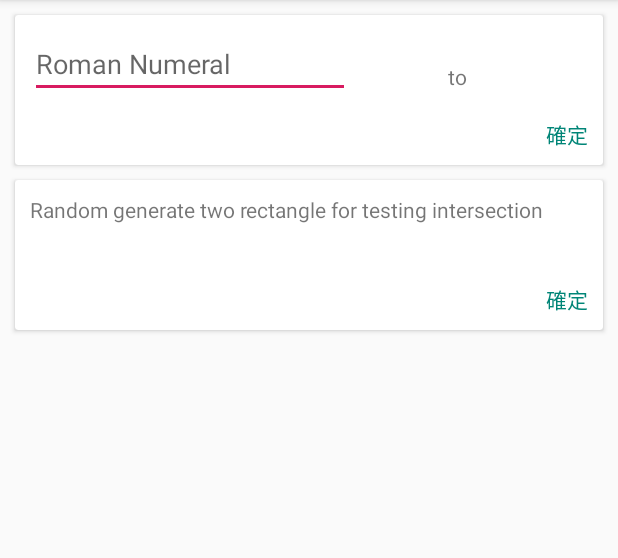
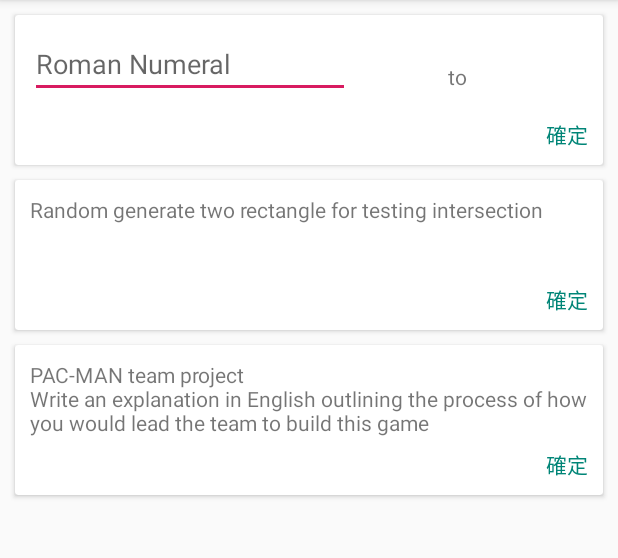
Before and after one commit to ducanh3005/PicCollageQuiz, an Android app: the screen it shows after launch (MainActivity), on a phone screen of 412 x 824 dp, the part 84-642 px from its top. Run offline under Robolectric (Android 15) with nearby library versions, the phone set to English and light mode, and no system bars.

Commit message:
1.add quiz3

```diff
--- a/app/src/main/AndroidManifest.xml
+++ b/app/src/main/AndroidManifest.xml
@@ -16,6 +16,7 @@
                 <category android:name="android.intent.category.LAUNCHER" />
             </intent-filter>
         </activity>
+        <activity android:name=".WebActivity"></activity>
     </application>
 
 </manifest>
--- a/app/src/main/java/com/example/shadow/piccollagequiz/MainActivity.java
+++ b/app/src/main/java/com/example/shadow/piccollagequiz/MainActivity.java
@@ -1,5 +1,8 @@
 package com.example.shadow.piccollagequiz;
 
+import android.annotation.SuppressLint;
+import android.content.Intent;
+import android.net.Uri;
 import android.os.Bundle;
 import android.support.v7.app.AlertDialog;
 import android.support.v7.app.AppCompatActivity;
@@ -26,6 +29,7 @@
         setContentView(R.layout.activity_main);
         findViewById(R.id.tv_quiz01_ok).setOnClickListener(v -> showNumeralsParseResult());
         findViewById(R.id.tv_quiz02_ok).setOnClickListener(v -> showRandomRectangleTest());
+        findViewById(R.id.tv_quiz03_ok).setOnClickListener(v -> showPacManDevFlow());
     }
 
     private void showNumeralsParseResult() {
@@ -43,7 +47,7 @@
 
     private void showRandomRectangleTest() {
         AlertDialog.Builder alertDialog = new AlertDialog.Builder(this);
-        View convertView = getLayoutInflater().inflate(R.layout.layout_list, null);
+        @SuppressLint("InflateParams") View convertView = getLayoutInflater().inflate(R.layout.layout_list, null);
         alertDialog.setView(convertView);
         ListView lv = convertView.findViewById(R.id.lv_content);
         SimpleAdapter adapter = new SimpleAdapter(this, generateTestCases(), R.layout.layout_list_item, new String[]{"rect1", "rect2", "result"}
@@ -59,8 +63,8 @@
             Map<String, String> testcase = new HashMap<>(3);
             Rectangle rectangle1 = randomRectangle(MAX_LENGTH);
             Rectangle rectangle2 = randomRectangle(MAX_LENGTH);
-            testcase.put("rect1", getRectagnleRect(rectangle1));
-            testcase.put("rect2", getRectagnleRect(rectangle2));
+            testcase.put("rect1", getRectangleRect(rectangle1));
+            testcase.put("rect2", getRectangleRect(rectangle2));
             testcase.put("result", String.valueOf(rectangle1.intersecting(rectangle2)).toUpperCase());
             testCases.add(testcase);
         }
@@ -73,8 +77,13 @@
         return new Rectangle(ax, ay, ax + (int) (Math.random() * max_length), ay + (int) (Math.random() * max_length));
     }
 
-    public static String getRectagnleRect(Rectangle rectangle) {
+    public static String getRectangleRect(Rectangle rectangle) {
         int[] rect = rectangle.getRect();
         return "[" + rect[0] + "," + rect[1] + "," + rect[2] + "," + rect[3] + ']';
     }
+
+    private void showPacManDevFlow() {
+        Intent browserIntent = new Intent(Intent.ACTION_VIEW, Uri.parse("https://docs.google.com/document/d/14zS0hcBv4PFJg9irL63kEpVZE41FTI_UFWOazKu1KcQ/edit?usp=sharing"));
+        startActivity(browserIntent);
+    }
 }
--- a/app/src/main/res/layout/activity_main.xml
+++ b/app/src/main/res/layout/activity_main.xml
@@ -7,7 +7,7 @@
     tools:context=".MainActivity">
 
     <android.support.v7.widget.CardView
-        android:id="@+id/cardView"
+        android:id="@+id/cv_quiz1"
         android:layout_width="match_parent"
         android:layout_height="100dp"
         android:layout_margin="10dp"
@@ -67,6 +67,7 @@
     </android.support.v7.widget.CardView>
 
     <android.support.v7.widget.CardView
+        android:id="@+id/cv_quiz2"
         android:layout_width="match_parent"
         android:layout_height="100dp"
         android:layout_margin="10dp"
@@ -74,7 +75,7 @@
         app:layout_constraintEnd_toEndOf="parent"
         app:layout_constraintHorizontal_bias="0.2"
         app:layout_constraintStart_toStartOf="parent"
-        app:layout_constraintTop_toBottomOf="@+id/cardView">
+        app:layout_constraintTop_toBottomOf="@+id/cv_quiz1">
 
         <TextView
             android:id="@+id/textView5"
@@ -94,4 +95,33 @@
             tools:ignore="RtlHardcoded" />
 
     </android.support.v7.widget.CardView>
+
+    <android.support.v7.widget.CardView
+        android:id="@+id/cv_quiz3"
+        android:layout_width="match_parent"
+        android:layout_height="100dp"
+        android:layout_margin="10dp"
+        android:layout_marginTop="58dp"
+        app:layout_constraintEnd_toEndOf="parent"
+        app:layout_constraintHorizontal_bias="1.0"
+        app:layout_constraintStart_toStartOf="parent"
+        app:layout_constraintTop_toBottomOf="@+id/cv_quiz2">
+
+        <TextView
+            android:id="@+id/tv_quiz03"
+            android:layout_width="wrap_content"
+            android:layout_height="wrap_content"
+            android:layout_margin="10dp"
+            android:text="@string/quiz3_title" />
+
+        <TextView
+            android:id="@+id/tv_quiz03_ok"
+            android:layout_width="wrap_content"
+            android:layout_height="wrap_content"
+            android:layout_gravity="bottom|right"
+            android:layout_margin="10dp"
+            android:text="@string/common_ok"
+            android:textColor="@color/colorPrimary"
+            tools:ignore="RtlHardcoded" />
+    </android.support.v7.widget.CardView>
 </android.support.constraint.ConstraintLayout>
--- a/app/src/main/res/values/strings.xml
+++ b/app/src/main/res/values/strings.xml
@@ -4,4 +4,5 @@
     <string name="common_ok">確定</string>
     <string name="quiz01_to">to</string>
     <string name="quiz01_hint">Roman Numeral</string>
+    <string name="quiz3_title">PAC-MAN team project \nWrite an explanation in English outlining the process of how you would lead the team to build this game</string>
 </resources>
```
